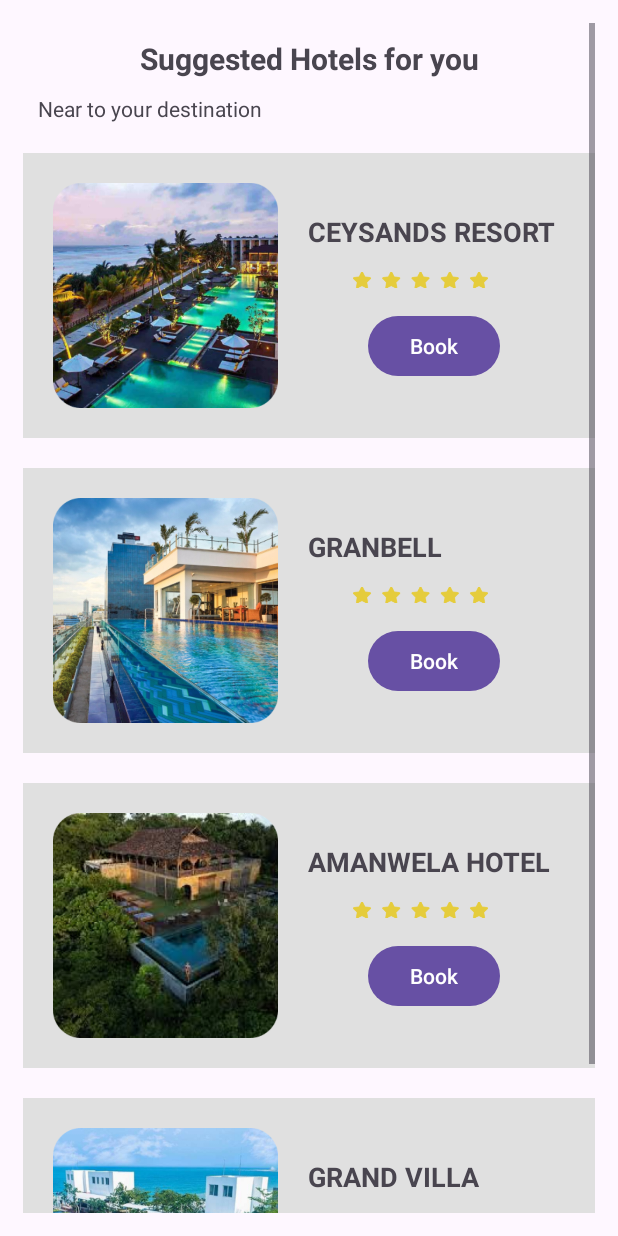
After one commit to KalharaDMR/TravelApp, an Android app: the hotelBook screen opened directly, with no data from a screen before it, on a phone screen of 412 x 824 dp. The commit adds this screen. Run offline under Robolectric (Android 15) with nearby library versions, the phone set to English and light mode, and no system bars.

Commit message:
Initial Commit update6

```diff
--- a/app/src/main/AndroidManifest.xml
+++ b/app/src/main/AndroidManifest.xml
@@ -12,6 +12,9 @@
         android:supportsRtl="true"
         android:theme="@style/Theme.Travel"
         tools:targetApi="31">
+        <activity
+            android:name=".hotelBook"
+            android:exported="false" />
         <activity
             android:name=".FourthActivity"
             android:exported="false" />
--- a/app/src/main/java/com/example/travel/FourthActivity.kt
+++ b/app/src/main/java/com/example/travel/FourthActivity.kt
@@ -1,6 +1,12 @@
 package com.example.travel
 
+import android.content.Intent
 import android.os.Bundle
+import android.util.Log
+import android.widget.Button
+import android.widget.ImageButton
+import android.widget.ImageView
+import android.widget.Toast
 import androidx.activity.enableEdgeToEdge
 import androidx.appcompat.app.AppCompatActivity
 import androidx.core.view.ViewCompat
@@ -9,12 +15,20 @@ import androidx.core.view.WindowInsetsCompat
 class FourthActivity : AppCompatActivity() {
     override fun onCreate(savedInstanceState: Bundle?) {
         super.onCreate(savedInstanceState)
-        enableEdgeToEdge()
+
         setContentView(R.layout.activity_fourth)
-        ViewCompat.setOnApplyWindowInsetsListener(findViewById(R.id.main)) { v, insets ->
-            val systemBars = insets.getInsets(WindowInsetsCompat.Type.systemBars())
-            v.setPadding(systemBars.left, systemBars.top, systemBars.right, systemBars.bottom)
-            insets
+
+
+        val bookingButton = findViewById<ImageView>(R.id.imageButton)
+        val anotherButton = findViewById<ImageView>(R.id.imageButton2)
+
+        bookingButton.setOnClickListener {
+            Log.d("BUTTON_TEST", "Booking button clicked")
+            try {
+                startActivity(Intent(this, hotelBook::class.java))
+            } catch (e: Exception) {
+                Toast.makeText(this, "Failed to open: ${e.message}", Toast.LENGTH_SHORT).show()
+            }
         }
     }
 }
--- a/app/src/main/java/com/example/travel/ThirdActivity.kt
+++ b/app/src/main/java/com/example/travel/ThirdActivity.kt
@@ -35,7 +35,7 @@ class ThirdActivity : AppCompatActivity() {
 
         bookHotel.setOnClickListener {
             // Navigate to HotelsActivity
-            val intent = Intent(this, FourthActivity::class.java)
+            val intent = Intent(this,FourthActivity::class.java)
             startActivity(intent)
         }
 
--- /dev/null
+++ b/app/src/main/java/com/example/travel/hotelBook.kt
@@ -0,0 +1,17 @@
+package com.example.travel
+
+import android.os.Bundle
+import androidx.activity.enableEdgeToEdge
+import androidx.appcompat.app.AppCompatActivity
+import androidx.core.view.ViewCompat
+import androidx.core.view.WindowInsetsCompat
+
+class hotelBook : AppCompatActivity() {
+    override fun onCreate(savedInstanceState: Bundle?) {
+        super.onCreate(savedInstanceState)
+        setContentView(R.layout.activity_hotel_book)
+
+
+
+    }
+}
--- /dev/null
+++ b/app/src/main/res/layout/activity_hotel_book.xml
@@ -0,0 +1,271 @@
+<?xml version="1.0" encoding="utf-8"?>
+<LinearLayout xmlns:android="http://schemas.android.com/apk/res/android"
+    xmlns:app="http://schemas.android.com/apk/res-auto"
+    xmlns:tools="http://schemas.android.com/tools"
+    android:id="@+id/main"
+    android:layout_width="match_parent"
+    android:layout_height="match_parent"
+    android:layout_margin="15dp"
+    android:orientation="vertical"
+    tools:context=".hotelBook">
+
+    <ScrollView
+        android:layout_width="match_parent"
+        android:layout_height="match_parent">
+
+    <LinearLayout
+        android:layout_width="match_parent"
+        android:layout_height="wrap_content"
+        android:orientation="vertical">
+
+    <TextView
+        android:id="@+id/textView19"
+        android:layout_width="match_parent"
+        android:layout_height="wrap_content"
+        android:text="Suggested Hotels for you"
+        android:textStyle="bold"
+        android:textSize="20dp"
+        android:layout_marginTop="10dp"
+        android:textAlignment="center"/>
+
+    <TextView
+        android:id="@+id/textView20"
+        android:layout_width="match_parent"
+        android:layout_height="wrap_content"
+        android:layout_marginTop="10dp"
+        android:layout_marginLeft="10dp"
+        android:text="Near to your destination" />
+
+        <LinearLayout
+            android:layout_width="match_parent"
+            android:layout_height="match_parent"
+            android:layout_marginTop="20dp"
+            android:background="@color/secondary_dark"
+            android:orientation="horizontal">
+
+            <ImageView
+                android:layout_width="150dp"
+                android:layout_height="150dp"
+                android:layout_gravity="center"
+                android:layout_marginLeft="20dp"
+                android:layout_marginTop="20dp"
+                android:layout_marginBottom="20dp"
+                android:adjustViewBounds="true"
+                android:scaleType="fitCenter"
+                app:srcCompat="@drawable/hotel1" />
+
+            <LinearLayout
+                android:layout_width="match_parent"
+                android:layout_height="match_parent"
+                android:orientation="vertical">
+
+                <TextView
+                    android:layout_width="wrap_content"
+                    android:layout_height="wrap_content"
+                    android:layout_marginLeft="20dp"
+                    android:layout_marginTop="40dp"
+                    android:layout_marginBottom="10dp"
+                    android:text="CEYSANDS RESORT"
+                    android:textSize="18dp"
+                    android:textStyle="bold" />
+
+                <ImageView
+                    android:layout_width="90dp"
+                    android:layout_height="20dp"
+
+                    android:layout_marginLeft="50dp"
+                    android:layout_marginTop="0dp"
+                    android:layout_marginBottom="0dp"
+                    android:adjustViewBounds="true"
+                    android:scaleType="fitCenter"
+                    app:srcCompat="@drawable/fivestar" />
+
+                <Button
+                    android:id="@+id/hotel1btn"
+                    android:layout_width="wrap_content"
+                    android:layout_height="wrap_content"
+                    android:layout_marginLeft="60dp"
+                    android:layout_marginTop="10dp"
+                    android:text="Book" />
+
+            </LinearLayout>
+
+
+        </LinearLayout>
+
+        <LinearLayout
+            android:layout_width="match_parent"
+            android:layout_height="match_parent"
+            android:layout_marginTop="20dp"
+            android:background="@color/secondary_dark"
+            android:orientation="horizontal">
+
+            <ImageView
+                android:layout_width="150dp"
+                android:layout_height="150dp"
+                android:layout_gravity="center"
+                android:layout_marginTop="20dp"
+                android:layout_marginBottom="20dp"
+                android:layout_marginLeft="20dp"
+                android:adjustViewBounds="true"
+                android:scaleType="fitCenter"
+                app:srcCompat="@drawable/hotel2"/>
+
+            <LinearLayout
+                android:layout_width="match_parent"
+                android:layout_height="match_parent"
+                android:orientation="vertical">
+
+                <TextView
+                    android:layout_width="wrap_content"
+                    android:layout_height="wrap_content"
+                    android:layout_marginTop="40dp"
+                    android:layout_marginBottom="10dp"
+                    android:layout_marginLeft="20dp"
+                    android:text="GRANBELL"
+                    android:textStyle="bold"
+                    android:textSize="18dp"/>
+
+                <ImageView
+                    android:layout_width="90dp"
+                    android:layout_height="20dp"
+
+                    android:layout_marginTop="0dp"
+                    android:layout_marginBottom="0dp"
+                    android:layout_marginLeft="50dp"
+                    android:adjustViewBounds="true"
+                    android:scaleType="fitCenter"
+                    app:srcCompat="@drawable/fivestar"/>
+
+                <Button
+                    android:id="@+id/hotel2btn"
+                    android:layout_width="wrap_content"
+                    android:layout_height="wrap_content"
+                    android:layout_marginLeft="60dp"
+                    android:layout_marginTop="10dp"
+                    android:text="Book" />
+
+            </LinearLayout>
+
+
+
+        </LinearLayout>
+        <LinearLayout
+            android:layout_width="match_parent"
+            android:layout_height="match_parent"
+            android:layout_marginTop="20dp"
+            android:background="@color/secondary_dark"
+            android:orientation="horizontal">
+
+            <ImageView
+                android:layout_width="150dp"
+                android:layout_height="150dp"
+                android:layout_gravity="center"
+                android:layout_marginTop="20dp"
+                android:layout_marginBottom="20dp"
+                android:layout_marginLeft="20dp"
+                android:adjustViewBounds="true"
+                android:scaleType="fitCenter"
+                app:srcCompat="@drawable/hotel3"/>
+
+            <LinearLayout
+                android:layout_width="match_parent"
+                android:layout_height="match_parent"
+                android:orientation="vertical">
+
+                <TextView
+                    android:layout_width="wrap_content"
+                    android:layout_height="wrap_content"
+                    android:layout_marginTop="40dp"
+                    android:layout_marginBottom="10dp"
+                    android:layout_marginLeft="20dp"
+                    android:text="AMANWELA HOTEL"
+                    android:textStyle="bold"
+                    android:textSize="18dp"/>
+
+                <ImageView
+                    android:layout_width="90dp"
+                    android:layout_height="20dp"
+
+                    android:layout_marginTop="0dp"
+                    android:layout_marginBottom="0dp"
+                    android:layout_marginLeft="50dp"
+                    android:adjustViewBounds="true"
+                    android:scaleType="fitCenter"
+                    app:srcCompat="@drawable/fivestar"/>
+
+                <Button
+                    android:id="@+id/hotel3btn"
+                    android:layout_width="wrap_content"
+                    android:layout_height="wrap_content"
+                    android:layout_marginTop="10dp"
+                    android:layout_marginLeft="60dp"
+                    android:text="Book"/>
+
+            </LinearLayout>
+
+
+
+        </LinearLayout>
+        <LinearLayout
+            android:layout_width="match_parent"
+            android:layout_height="match_parent"
+            android:layout_marginTop="20dp"
+            android:background="@color/secondary_dark"
+            android:orientation="horizontal">
+
+            <ImageView
+                android:layout_width="150dp"
+                android:layout_height="150dp"
+                android:layout_gravity="center"
+                android:layout_marginTop="20dp"
+                android:layout_marginBottom="20dp"
+                android:layout_marginLeft="20dp"
+                android:adjustViewBounds="true"
+                android:scaleType="fitCenter"
+                app:srcCompat="@drawable/hotel4"/>
+
+            <LinearLayout
+                android:layout_width="match_parent"
+                android:layout_height="match_parent"
+                android:orientation="vertical">
+
+                <TextView
+                    android:layout_width="wrap_content"
+                    android:layout_height="wrap_content"
+                    android:layout_marginTop="40dp"
+                    android:layout_marginBottom="10dp"
+                    android:layout_marginLeft="20dp"
+                    android:text="GRAND VILLA"
+                    android:textStyle="bold"
+                    android:textSize="18dp"/>
+
+                <ImageView
+                    android:layout_width="90dp"
+                    android:layout_height="20dp"
+
+                    android:layout_marginTop="0dp"
+                    android:layout_marginBottom="0dp"
+                    android:layout_marginLeft="50dp"
+                    android:adjustViewBounds="true"
+                    android:scaleType="fitCenter"
+                    app:srcCompat="@drawable/fivestar"/>
+
+                <Button
+                    android:id="@+id/hotel4btn"
+                    android:layout_width="wrap_content"
+                    android:layout_height="wrap_content"
+                    android:layout_marginTop="10dp"
+                    android:layout_marginLeft="60dp"
+                    android:text="Book"/>
+
+            </LinearLayout>
+
+
+
+        </LinearLayout>
+    </LinearLayout>
+    </ScrollView>
+
+
+</LinearLayout>
--- a/app/src/main/res/layout/activity_on_board3.xml
+++ b/app/src/main/res/layout/activity_on_board3.xml
@@ -21,7 +21,7 @@
         android:layout_marginBottom="20dp"
         android:adjustViewBounds="true"
         android:scaleType="fitCenter"
-        app:srcCompat="@drawable/onboard1image" />
+        app:srcCompat="@drawable/onboard3img" />
 
     <TextView
         android:id="@+id/textView6"
```
Also changed, not shown: app/src/main/res/drawable/fivestar.png (added), app/src/main/res/drawable/hotel1.png (added), app/src/main/res/drawable/hotel2.png (added), app/src/main/res/drawable/hotel3.png (added), app/src/main/res/drawable/hotel4.png (added).
